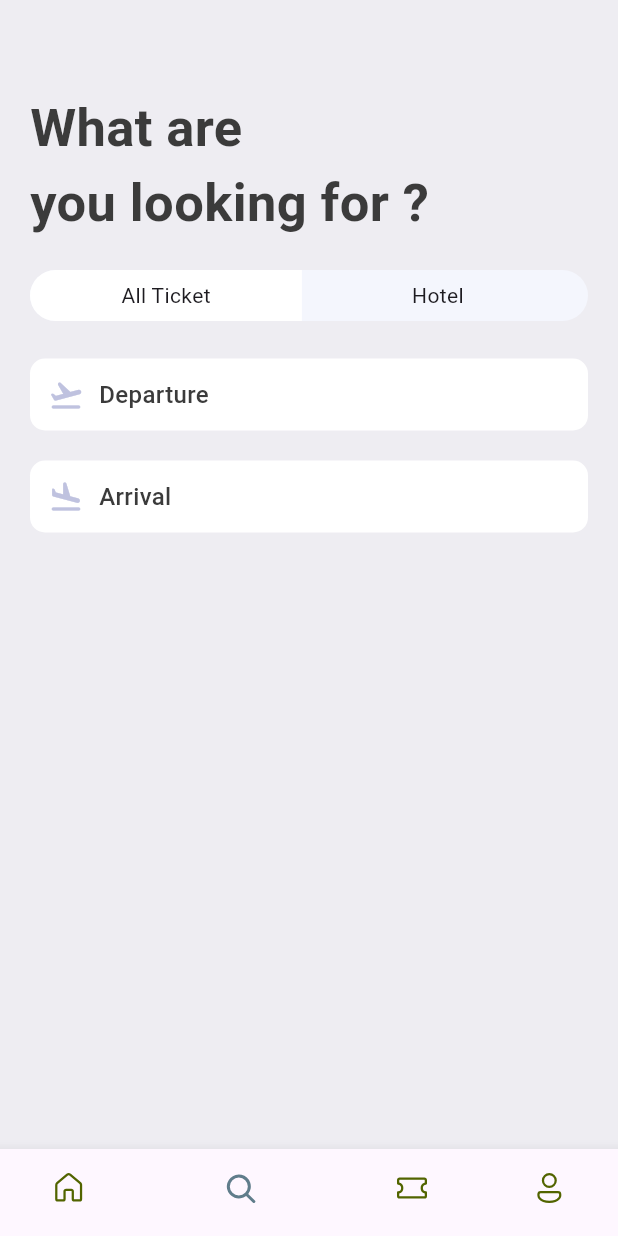
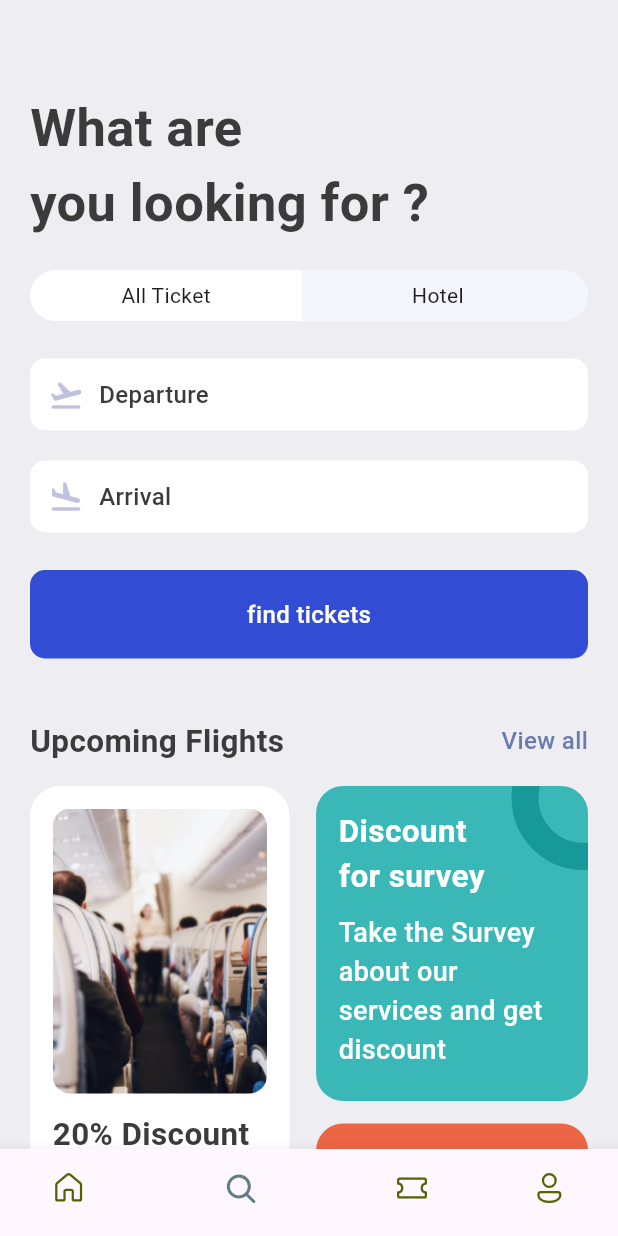
Before and after one commit to kyle-bdvl/flutter-app, a Flutter app: the screen it shows after launch, item 2 of the bottom bar chosen, on a phone screen of 412 x 824 dp. Run offline on Flutter 3.47's test engine with Material 3 defaults, Android fonts, the phone set to English and light mode, and no system bars; our stand-ins replace fluentui_icons.

Commit message:
on the 9 hour mark

```diff
--- a/lib/base/bottom_nav_bar.dart
+++ b/lib/base/bottom_nav_bar.dart
@@ -2,6 +2,7 @@ import 'package:fluentui_icons/fluentui_icons.dart';
 import 'package:flutter/cupertino.dart';
 import 'package:flutter/material.dart';
 import 'package:ticket_app/screens/search/search_screen.dart';
+import 'package:ticket_app/screens/ticket/ticket_screen.dart';
 import '../screens/home/home_screen.dart';
 
 class BottomNavbar extends StatefulWidget {
@@ -15,7 +16,7 @@ class _BottomNavbarState extends State<BottomNavbar> {
   final List<Widget> appScreens = [
     const HomeScreen(),
     const SearchScreen(),
-    const Center(child: Text("Tickets")),
+    const TicketScreen(),
     const Center(child: Text("Profile")),
   ];
 
--- a/lib/base/res/media.dart
+++ b/lib/base/res/media.dart
@@ -4,4 +4,5 @@ class AppMedia {
   static const _baseImage = "assets/images";
   static const logo = "$_baseImage/logo.png";
   static const hotelRoom = "$_baseImage/hotel_room.png";
+  static const planeSit = '$_baseImage/plane_sit.jpg';
 }
--- a/lib/base/res/styles/app_styles.dart
+++ b/lib/base/res/styles/app_styles.dart
@@ -10,6 +10,8 @@ class AppStyles {
   static Color ticketBlue = const Color(0xFF526799);
   static Color kakiColor = const Color(0xFFd2bdb6);
   static Color planeColor = const Color(0xFFBFC2DF);
+  static Color findTicketColor = const Color(0XD91130CE);
+  static Color circleColor = const Color(0xFF189999);
 
   static TextStyle textStyle = TextStyle(
     fontSize: 16,
--- a/lib/screens/search/search_screen.dart
+++ b/lib/screens/search/search_screen.dart
@@ -1,13 +1,19 @@
 import 'package:flutter/material.dart';
+import 'package:ticket_app/base/res/media.dart';
 import 'package:ticket_app/base/res/styles/app_styles.dart';
+import 'package:ticket_app/base/utils/app_routes.dart';
+import 'package:ticket_app/base/widgets/app_double_text.dart';
 import 'package:ticket_app/screens/search/widgets/app_text_icon.dart';
 import 'package:ticket_app/screens/search/widgets/app_ticket_tabs.dart';
+import 'package:ticket_app/screens/search/widgets/find_tickets.dart';
+import 'package:ticket_app/screens/search/widgets/ticket_promotion.dart';
 
 class SearchScreen extends StatelessWidget {
   const SearchScreen({super.key});
 
   @override
   Widget build(BuildContext context) {
+    final size = MediaQuery.of(context).size;
     return Scaffold(
       backgroundColor: AppStyles.bgColor,
       // ListView helps us to scroll the screen
@@ -20,7 +26,7 @@ class SearchScreen extends StatelessWidget {
             style: AppStyles.headLineStyle1.copyWith(fontSize: 35),
           ),
           const SizedBox(height: 20),
-          const AppTicketTabs(),
+          const AppTicketTabs(firstTab: "All Ticket", secondTab: "Hotel"),
           const SizedBox(height: 25),
           const AppTextIcon(
             icon: Icons.flight_takeoff_rounded,
@@ -28,6 +34,16 @@ class SearchScreen extends StatelessWidget {
           ),
           const SizedBox(height: 20),
           const AppTextIcon(icon: Icons.flight_land_rounded, text: "Arrival"),
+          const SizedBox(height: 25),
+          const FindTickets(),
+          const SizedBox(height: 40),
+          AppDoubleText(
+            bigText: 'Upcoming Flights',
+            smallText: 'View all',
+            func: () => Navigator.pushNamed(context, AppRoutes.allTickets),
+          ),
+          const SizedBox(height: 15),
+          const TicketPromotion(),
         ],
       ),
     );
--- a/lib/screens/search/widgets/app_ticket_tabs.dart
+++ b/lib/screens/search/widgets/app_ticket_tabs.dart
@@ -2,7 +2,13 @@ import 'package:flutter/cupertino.dart';
 import 'package:flutter/material.dart';
 
 class AppTicketTabs extends StatelessWidget {
-  const AppTicketTabs({super.key});
+  final String firstTab;
+  final String secondTab;
+  const AppTicketTabs({
+    super.key,
+    required this.firstTab,
+    required this.secondTab,
+  });
 
   @override
   Widget build(BuildContext context) {
@@ -12,10 +18,10 @@ class AppTicketTabs extends StatelessWidget {
         color: const Color(0xFFF4F6FD),
       ),
 
-      child: const Row(
+      child: Row(
         children: [
-          AppTabs(tabText: "All Ticket", tabBorder: false),
-          AppTabs(tabText: "Hotel", tabBorder: true),
+          AppTabs(tabText: firstTab, tabBorder: false),
+          AppTabs(tabText: secondTab, tabBorder: true),
         ],
       ),
     );
--- /dev/null
+++ b/lib/screens/search/widgets/find_tickets.dart
@@ -0,0 +1,25 @@
+import 'package:flutter/cupertino.dart';
+import 'package:flutter/material.dart';
+import 'package:ticket_app/base/res/styles/app_styles.dart';
+
+class FindTickets extends StatelessWidget {
+  const FindTickets({super.key});
+
+  @override
+  Widget build(BuildContext context) {
+    //with container you can always apply border
+    return Container(
+      padding: const EdgeInsets.symmetric(vertical: 18, horizontal: 18),
+      decoration: BoxDecoration(
+        borderRadius: BorderRadius.circular(10),
+        color: AppStyles.findTicketColor,
+      ),
+      child: Center(
+        child: Text(
+          "find tickets",
+          style: AppStyles.textStyle.copyWith(color: Colors.white),
+        ),
+      ),
+    );
+  }
+}
--- /dev/null
+++ b/lib/screens/search/widgets/ticket_promotion.dart
@@ -0,0 +1,128 @@
+import 'package:flutter/cupertino.dart';
+import 'package:flutter/material.dart';
+import 'package:ticket_app/base/res/media.dart';
+import 'package:ticket_app/base/res/styles/app_styles.dart';
+
+class TicketPromotion extends StatelessWidget {
+  const TicketPromotion({super.key});
+
+  @override
+  Widget build(BuildContext context) {
+    final size = MediaQuery.of(context).size;
+    return Row(
+      mainAxisAlignment: MainAxisAlignment.spaceBetween,
+      children: [
+        Container(
+          padding: EdgeInsets.symmetric(horizontal: 15, vertical: 15),
+          width: size.width * .42,
+          height: 435,
+          decoration: BoxDecoration(
+            borderRadius: BorderRadius.circular(20),
+            color: Colors.white,
+            boxShadow: [
+              BoxShadow(
+                color: Colors.grey.shade200,
+                blurRadius: 1,
+                spreadRadius: 2,
+              ),
+            ],
+          ),
+          child: Column(
+            children: [
+              Container(
+                height: 190,
+                decoration: BoxDecoration(
+                  borderRadius: BorderRadius.circular(12),
+                  image: const DecorationImage(
+                    fit: BoxFit.cover,
+                    image: AssetImage(AppMedia.planeSit),
+                  ),
+                ),
+              ),
+              const SizedBox(height: 12),
+              Text(
+                "20% Discount on the early booking of this flight. Don't miss",
+                style: AppStyles.headLineStyle2,
+              ),
+            ],
+          ),
+        ),
+        Column(
+          children: [
+            Stack(
+              children: [
+                Container(
+                  padding: const EdgeInsets.symmetric(
+                    vertical: 15,
+                    horizontal: 15,
+                  ),
+                  width: size.width * .44,
+                  height: 210,
+                  decoration: BoxDecoration(
+                    color: const Color(0xFF3AB8B8),
+                    borderRadius: BorderRadius.circular(18),
+                  ),
+                  child: Column(
+                    crossAxisAlignment: CrossAxisAlignment.start,
+                    children: [
+                      Text(
+                        "Discount\nfor survey",
+                        style: AppStyles.headLineStyle2.copyWith(
+                          fontWeight: FontWeight.bold,
+                          color: Colors.white,
+                        ),
+                      ),
+                      const SizedBox(height: 10),
+                      Text(
+                        "Take the Survey about our services and get discount",
+                        style: AppStyles.headLineStyle2.copyWith(
+                          fontWeight: FontWeight.w500,
+                          color: Colors.white,
+                          fontSize: 18,
+                        ),
+                      ),
+                    ],
+                  ),
+                ),
+                Positioned(
+                  right: -45,
+                  top: -40,
+                  child: Container(
+                    padding: EdgeInsets.all(30),
+                    decoration: BoxDecoration(
+                      shape: BoxShape.circle,
+                      border: Border.all(
+                        width: 18,
+                        color: AppStyles.circleColor,
+                      ),
+                    ),
+                  ),
+                ),
+              ],
+            ),
+            const SizedBox(height: 15),
+            Container(
+              padding: const EdgeInsets.symmetric(vertical: 15, horizontal: 15),
+              width: size.width * .44,
+              height: 210,
+              decoration: BoxDecoration(
+                color: const Color(0xFFEC6545),
+                borderRadius: BorderRadius.circular(18),
+              ),
+              child: Column(
+                children: [
+                  Text(
+                    "Take Love",
+                    style: AppStyles.headLineStyle2.copyWith(
+                      color: Colors.white,
+                    ),
+                  ),
+                ],
+              ),
+            ),
+          ],
+        ),
+      ],
+    );
+  }
+}
--- /dev/null
+++ b/lib/screens/ticket/ticket_screen.dart
@@ -0,0 +1,23 @@
+import 'package:flutter/cupertino.dart';
+import 'package:flutter/material.dart';
+import 'package:ticket_app/base/res/styles/app_styles.dart';
+import 'package:ticket_app/screens/search/widgets/app_ticket_tabs.dart';
+
+class TicketScreen extends StatelessWidget {
+  const TicketScreen({super.key});
+
+  @override
+  Widget build(BuildContext context) {
+    return Scaffold(
+      backgroundColor: AppStyles.bgColor,
+      body: ListView(
+        padding: const EdgeInsets.symmetric(horizontal: 20, vertical: 20),
+        children: [
+          const SizedBox(height: 20),
+          Text("Tickets", style: AppStyles.headLineStyle1),
+          const AppTicketTabs(firstTab: "Upcoming", secondTab: "Previous"),
+        ],
+      ),
+    );
+  }
+}
```
